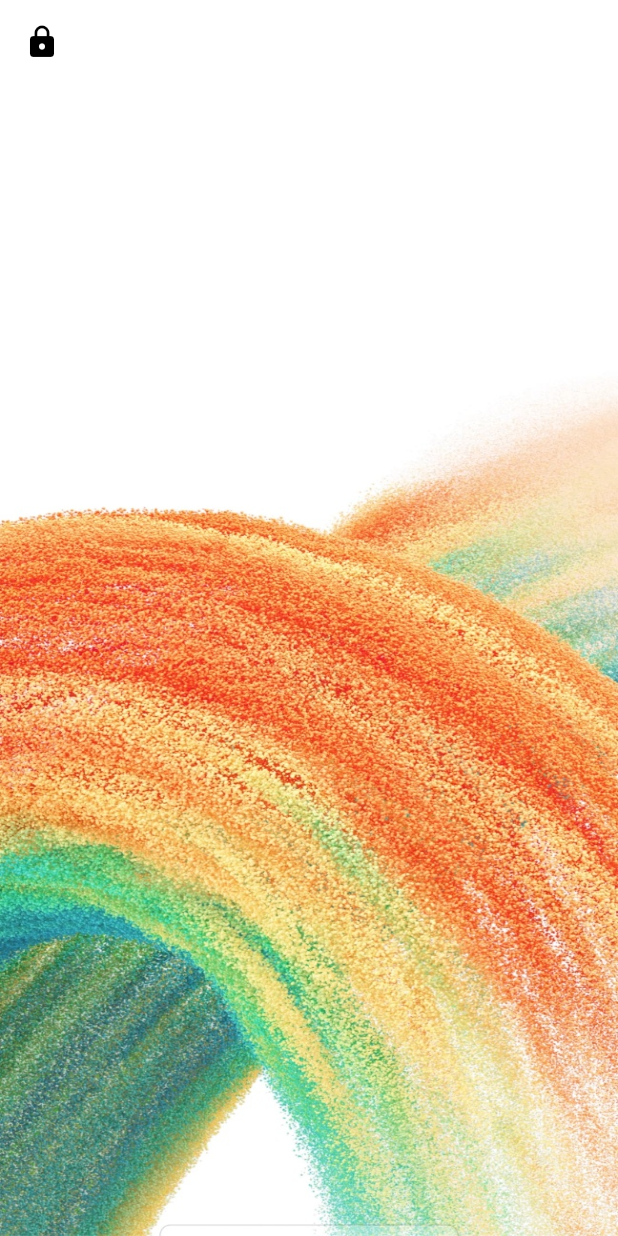
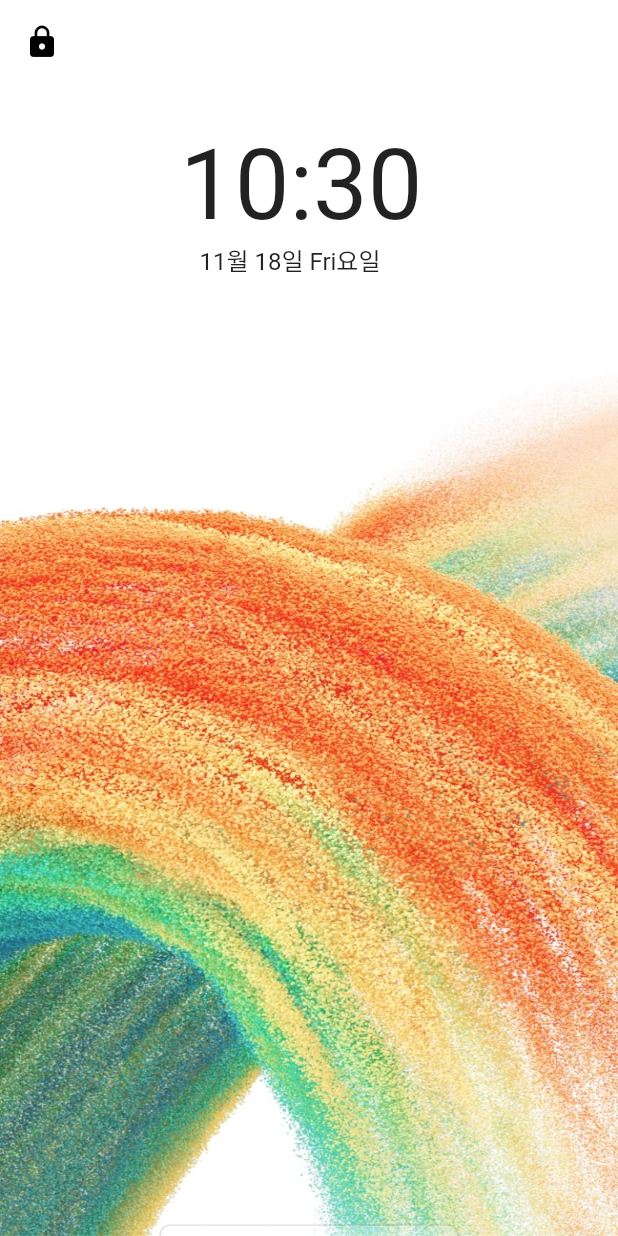
Before and after one commit to Yoochanhong/emptyPhoneProject, a Flutter app: the screen it shows after launch, on a phone screen of 412 x 824 dp. Run offline on Flutter 3.47's test engine with Material 2 defaults, Android fonts, the phone set to English and light mode, and no system bars; our stand-ins replace timer_builder.

Commit message:
시간, 요일 추가

```diff
--- a/lib/screen/main_screen.dart
+++ b/lib/screen/main_screen.dart
@@ -1,13 +1,22 @@
 import 'package:flutter/material.dart';
+import 'package:intl/intl.dart';
+import 'package:timer_builder/timer_builder.dart';
 
-class MainScreen extends StatefulWidget {
+class MainScreen extends StatelessWidget {
   const MainScreen({Key? key}) : super(key: key);
 
-  @override
-  State<MainScreen> createState() => _MainScreenState();
+  String getSystemTime() {
+    DateFormat dateFormat = DateFormat("h:mm");
+    String _dateTime = dateFormat.format(DateTime.now());
+    return _dateTime;
   }
 
-class _MainScreenState extends State<MainScreen> {
+  String getSystemDate() {
+    DateFormat dateFormat = DateFormat("MM월 dd일 E요일");
+    String _dateTime = dateFormat.format(DateTime.now());
+    return _dateTime;
+  }
+
   @override
   Widget build(BuildContext context) {
     return Scaffold(
@@ -20,6 +29,11 @@ class _MainScreenState extends State<MainScreen> {
         ),
       ),
       body: Container(
+        color: Colors.white,
+        child: Stack(
+          children: [
+            Expanded(
+              child: Container(
                 decoration: BoxDecoration(
                   image: DecorationImage(
                     image: AssetImage('assets/wallpaper.jpeg'),
@@ -27,6 +41,46 @@ class _MainScreenState extends State<MainScreen> {
                   ),
                 ),
               ),
+            ),
+            Positioned(
+              top: 30,
+              left: 120,
+              child: Container(
+                color: Colors.transparent,
+                child: TimerBuilder.periodic(
+                  Duration(seconds: 1),
+                  builder: (context) {
+                    return Text(
+                      getSystemTime(),
+                      style: TextStyle(
+                        fontSize: 65,
+                      ),
+                    );
+                  },
+                ),
+              ),
+            ),
+            Positioned(
+              top: 105,
+              left: 133,
+              child: Container(
+                color: Colors.transparent,
+                child: TimerBuilder.periodic(
+                  Duration(seconds: 1),
+                  builder: (context) {
+                    return Text(
+                      getSystemDate(),
+                      style: TextStyle(
+                        fontSize: 16,
+                      ),
+                    );
+                  },
+                ),
+              ),
+            ),
+          ],
+        ),
+      ),
     );
   }
 }
```
Lines whose indentation alone changed are shown as unchanged.
